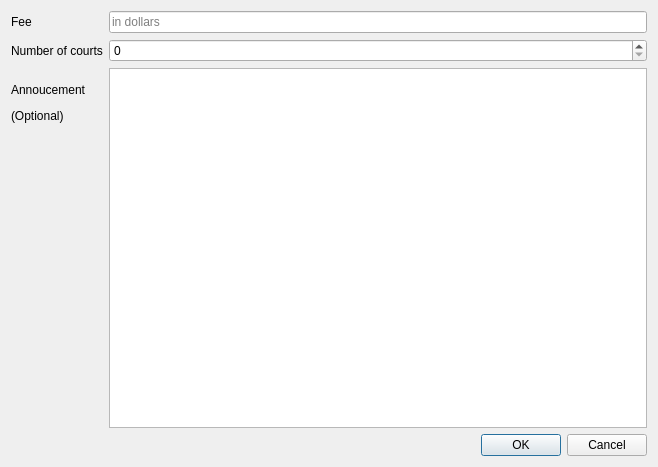
simophin/game-matcher-qt, file src/NewSessionDialog.ui: the form before one commit.
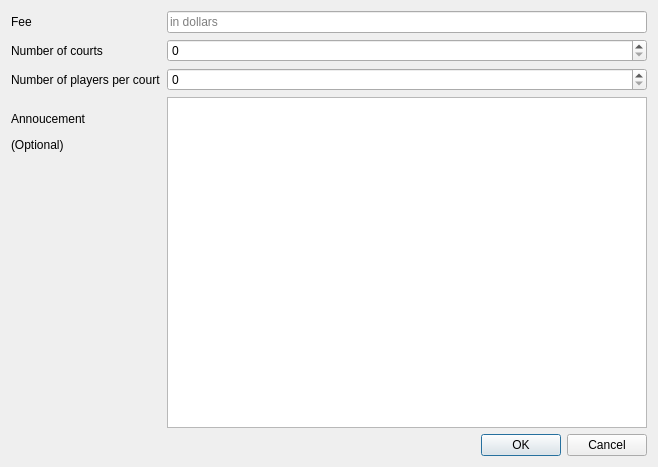
The form after the commit.

```diff
--- a/src/NewSessionDialog.ui
+++ b/src/NewSessionDialog.ui
@@ -45,16 +45,26 @@
        <item row="1" column="1">
         <widget class="QSpinBox" name="numberOfCourtsSpinBox"/>
        </item>
-       <item row="2" column="0">
+       <item row="3" column="0">
         <widget class="QLabel" name="annoucementLabel">
          <property name="text">
           <string>&lt;html&gt;&lt;head/&gt;&lt;body&gt;&lt;p&gt;Annoucement&lt;/p&gt;&lt;p&gt;(Optional)&lt;/p&gt;&lt;/body&gt;&lt;/html&gt;</string>
          </property>
         </widget>
        </item>
-       <item row="2" column="1">
+       <item row="3" column="1">
         <widget class="QTextEdit" name="annoucement"/>
        </item>
+       <item row="2" column="0">
+        <widget class="QLabel" name="numberOfPlayersPerCourtLabel">
+         <property name="text">
+          <string>Number of players per court</string>
+         </property>
+        </widget>
+       </item>
+       <item row="2" column="1">
+        <widget class="QSpinBox" name="numberOfPlayersPerCourtSpinBox"/>
+       </item>
       </layout>
      </item>
     </layout>
```
